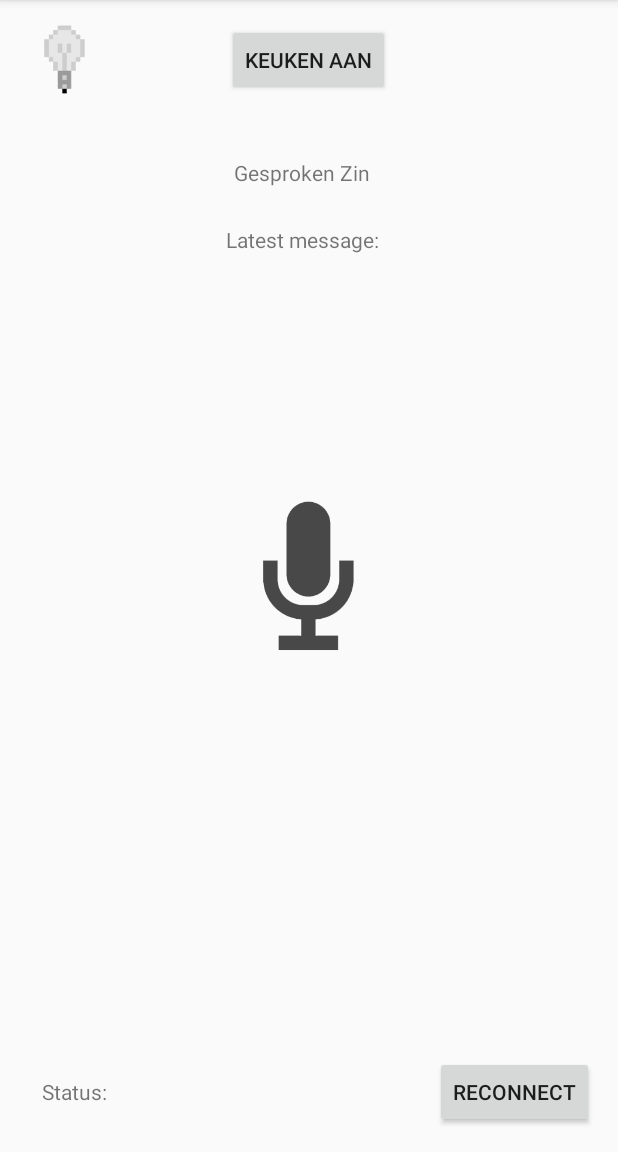
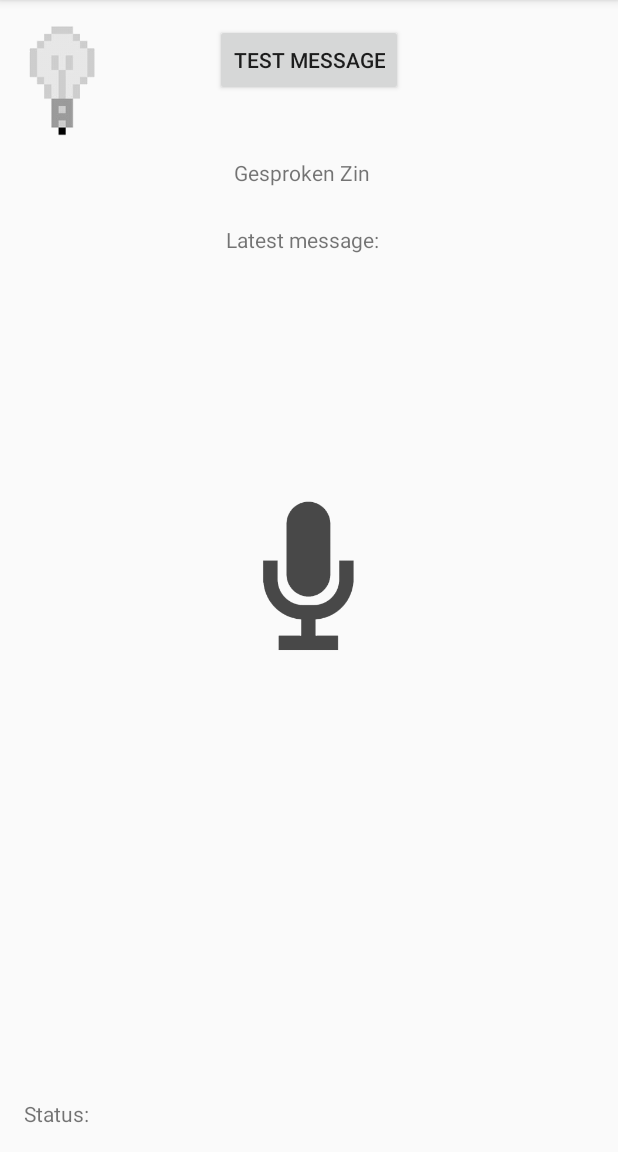
Before and after one commit to AP-IT-GH/iot16-zordon, an Android app: the screen it shows after launch (MainActivity), on a phone screen of 412 x 824 dp, the part 84-1236 px from its top. Run offline under Robolectric (Android 15) with nearby library versions, the phone set to English and light mode, and no system bars; libraries missing offline, so code that uses them is left out: org.eclipse.paho; 10 statements that could not run were skipped.

Commit message:
Removed reconnect button, want gebeurt nu automatisch, alsook label van message button aangepast

```diff
--- a/src/Android/Zordon/app/src/main/res/layout/activity_main.xml
+++ b/src/Android/Zordon/app/src/main/res/layout/activity_main.xml
@@ -11,18 +11,6 @@
     android:paddingTop="@dimen/activity_vertical_margin"
     tools:context="powerrangers.zordon.MainActivity">
 
-    <TextView
-        android:layout_width="wrap_content"
-        android:layout_height="wrap_content"
-        android:text="Status: "
-        android:id="@+id/StatusLabel"
-        android:layout_alignBaseline="@+id/Connect"
-        android:layout_alignBottom="@+id/Connect"
-        android:layout_alignParentLeft="true"
-        android:layout_alignParentStart="true"
-        android:layout_marginLeft="12dp"
-        android:layout_marginStart="12dp" />
-
 
     <ImageButton
         android:background="@mipmap/microphone"
@@ -33,23 +21,13 @@
         android:layout_centerHorizontal="true" />
 
     <Button
-        android:text="Keuken aan"
+        android:text="Test message"
         android:layout_width="wrap_content"
         android:layout_height="wrap_content"
         android:id="@+id/SendMessage"
         android:onClick="SendMessage"
         android:layout_alignParentTop="true"
         android:layout_centerHorizontal="true" />
-
-    <Button
-        android:text="Reconnect"
-        android:layout_width="wrap_content"
-        android:layout_height="wrap_content"
-        android:id="@+id/Connect"
-        android:onClick="Connect"
-        android:layout_alignParentBottom="true"
-        android:layout_alignParentRight="true"
-        android:layout_alignParentEnd="true" />
 
     <TextView
         android:layout_width="wrap_content"
@@ -71,14 +49,23 @@
         android:layout_alignRight="@+id/PraatButton"
         android:layout_alignEnd="@+id/PraatButton" />
 
+    <TextView
+        android:layout_width="wrap_content"
+        android:layout_height="wrap_content"
+        android:text="Status: "
+        android:id="@+id/StatusLabel"
+        android:layout_alignParentBottom="true"
+        android:layout_alignParentLeft="true"
+        android:layout_alignParentStart="true" />
+
     <ImageView
         android:layout_width="wrap_content"
         android:layout_height="wrap_content"
         app:srcCompat="@mipmap/pixelbulbart"
-        android:layout_alignBottom="@+id/SendMessage"
+        android:id="@+id/imageView"
+        android:layout_alignParentTop="true"
         android:layout_alignParentLeft="true"
-        android:layout_alignParentStart="true"
-        android:id="@+id/imageView" />
+        android:layout_alignParentStart="true" />
 
 
 </RelativeLayout>
```
